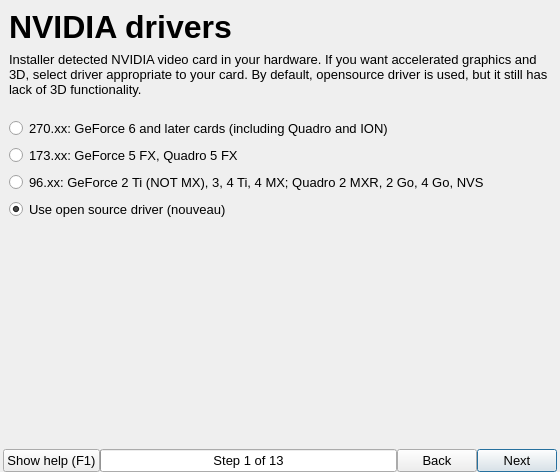
Old version of the form guiinstaller/guisetup/mainwindow.ui in the repository aix27249/mpkg.
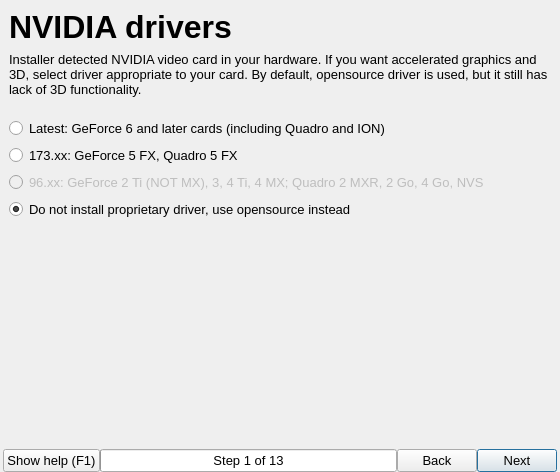
New version of the form. The open tabs and pages were chosen to show the change. Icons and pictures are not drawn.

Commit message: updated texts and disabled 96.xx driver series

Patch:
```diff
--- a/guiinstaller/guisetup/mainwindow.ui
+++ b/guiinstaller/guisetup/mainwindow.ui
@@ -1085,7 +1085,7 @@
         <item>
          <widget class="QRadioButton" name="nvidiaLatestRadioButton">
           <property name="text">
-           <string>270.xx: GeForce 6 and later cards (including Quadro and ION)</string>
+           <string>Latest: GeForce 6 and later cards (including Quadro and ION)</string>
           </property>
           <property name="checked">
            <bool>false</bool>
@@ -1101,6 +1101,9 @@
         </item>
         <item>
          <widget class="QRadioButton" name="nvidia96RadioButton">
+          <property name="enabled">
+           <bool>false</bool>
+          </property>
           <property name="text">
            <string>96.xx: GeForce 2 Ti (NOT MX), 3, 4 Ti, 4 MX; Quadro 2 MXR, 2 Go, 4 Go, NVS</string>
           </property>
@@ -1109,7 +1112,7 @@
         <item>
          <widget class="QRadioButton" name="nvidiaNVRadioButton">
           <property name="text">
-           <string>Use open source driver (nouveau)</string>
+           <string>Do not install proprietary driver, use opensource instead</string>
           </property>
           <property name="checked">
            <bool>true</bool>
```
Left out of the diff: 2 changed lines with no effect on the pictures.
